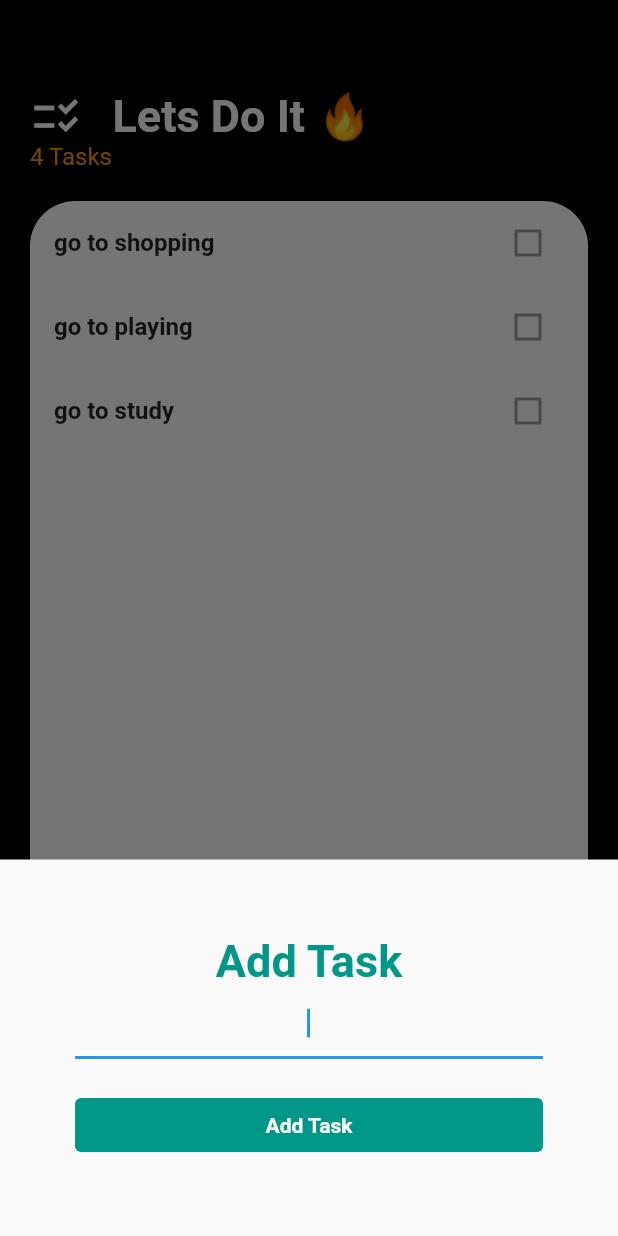
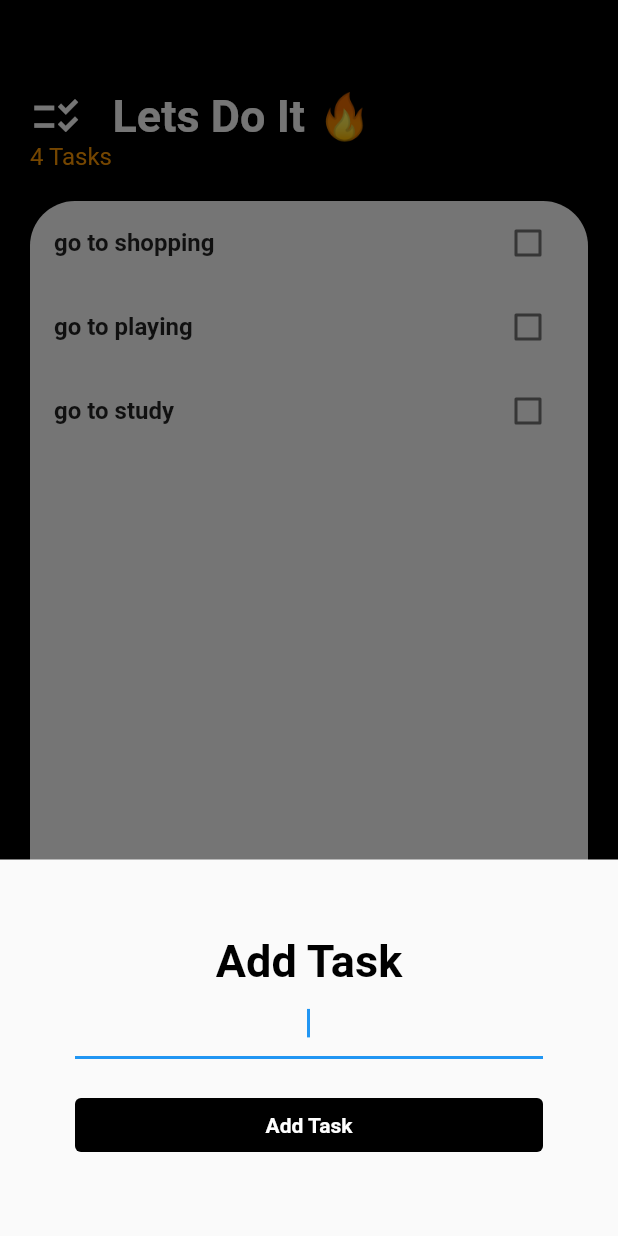
Before and after one commit to hashemmatooq99/tasks, a Flutter app: the screen it shows after launch, after a tap on the "add" icon, on a phone screen of 412 x 824 dp. Run offline on Flutter 3.47's test engine with Material 2 defaults, Android fonts, the phone set to English and light mode, and no system bars.

Commit message:
check box & colors

```diff
--- a/lib/model/task.dart
+++ b/lib/model/task.dart
@@ -1,9 +1,9 @@
 class Task
 {
   final String name;
-  late final isDone ;
+  bool isDone ;
 
-  Task({required this.name,this.isDone = false});
+  Task({required this.name, this.isDone = false});
   void doneChange ()
   {
     isDone = !isDone;
--- a/lib/screen/taskscreen.dart
+++ b/lib/screen/taskscreen.dart
@@ -22,7 +22,7 @@ class TaskScreen extends StatelessWidget{
          );
         },
         backgroundColor: Colors.white,
-        child:  const Icon(Icons.add,color: Colors.teal,size:40),
+        child:  const Icon(Icons.add,color: Colors.black,size:40),
       ),
       backgroundColor: Colors.black,
       body: Container(
--- a/lib/widget/add_task_screen.dart
+++ b/lib/widget/add_task_screen.dart
@@ -13,7 +13,7 @@ class AddTaskScreen extends StatelessWidget{
           textAlign: TextAlign.center,
           style: TextStyle(
             fontSize: 30,
-            color: Colors.teal,
+            color: Colors.black,
             fontWeight: FontWeight.bold
           ),),
            const TextField(
@@ -24,7 +24,7 @@ class AddTaskScreen extends StatelessWidget{
           TextButton(
               onPressed: (){},
           style: TextButton.styleFrom(
-            foregroundColor: Colors.white, backgroundColor: Colors.teal
+            foregroundColor: Colors.white, backgroundColor: Colors.black
           ),
             child: const Text(
               'Add Task',style: TextStyle(
--- a/lib/widget/task_tile.dart
+++ b/lib/widget/task_tile.dart
@@ -6,9 +6,14 @@ import 'package:flutter/material.dart';
 class TaskTile extends StatelessWidget {
  final bool isChecked ;
  final String taskTitle ;
- TaskTile({super.key,
-   required this.isChecked,required this.taskTitle});
+ final void Function(bool?) checkBoxChange;
 
+ TaskTile({
+     required this.isChecked,
+     required this.taskTitle,
+     required this.checkBoxChange});
+
+ @override
   Widget build(BuildContext context) {
     return ListTile(
       title: Text(taskTitle,style: TextStyle(
@@ -16,15 +21,10 @@ class TaskTile extends StatelessWidget {
         fontWeight: FontWeight.bold,
       ),),
       trailing: Checkbox(
-          activeColor: Colors.teal,
-          onChanged: null,
+          activeColor: Colors.black,
           value: isChecked,
-          //onChanged: checkboxChange
-      )
+          onChanged: checkBoxChange,
+      ),
     );
   }
 }
-//(bool? newValue)
-//setState(() {
-//isChecked = newValue!;
-//});
--- a/lib/widget/tasks_list.dart
+++ b/lib/widget/tasks_list.dart
@@ -22,7 +22,21 @@ class _TasksListState extends State<TasksList> {
   ];
   @override
   Widget build(BuildContext context) {
-    return ListView(
+    return ListView.builder(
+        itemCount: tasks.length,
+        itemBuilder: (content,index){
+          return TaskTile(
+              isChecked: tasks [index].isDone,
+              taskTitle: tasks [index].name,
+              checkBoxChange: (newValue) {
+                setState(() {
+                  tasks [index].doneChange();
+          });
+        });
+        },
+    );
+
+    /*return ListView(
       children: [
         TaskTile(
           taskTitle: tasks[0].name,
@@ -37,6 +51,6 @@ class _TasksListState extends State<TasksList> {
     isChecked: tasks[2].isDone
     ),
       ],
-    );
+    );*/
   }
 }
```
